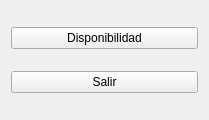
First picture: the form in Proyecto/profesormenu.ui, repository alexVillasenor/SEDDII, before the edit.
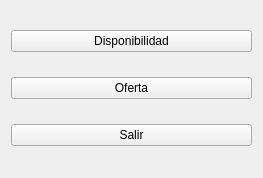
Second picture: the form after the edit. Icons and pictures are not drawn.

```diff
--- a/Proyecto/profesormenu.ui
+++ b/Proyecto/profesormenu.ui
@@ -6,8 +6,8 @@
    <rect>
     <x>0</x>
     <y>0</y>
-    <width>209</width>
-    <height>120</height>
+    <width>263</width>
+    <height>178</height>
    </rect>
   </property>
   <property name="windowTitle">
@@ -28,7 +28,7 @@
      </property>
     </widget>
    </item>
-   <item row="1" column="0">
+   <item row="2" column="0">
     <widget class="QPushButton" name="pushButton_2">
      <property name="text">
       <string>Salir</string>
@@ -38,6 +38,16 @@
      </property>
     </widget>
    </item>
+   <item row="1" column="0">
+    <widget class="QPushButton" name="pushButton_3">
+     <property name="text">
+      <string>Oferta</string>
+     </property>
+     <property name="autoDefault">
+      <bool>true</bool>
+     </property>
+    </widget>
+   </item>
   </layout>
  </widget>
  <resources/>
```
Left out of the diff: 5 changed lines with no effect on the pictures.
